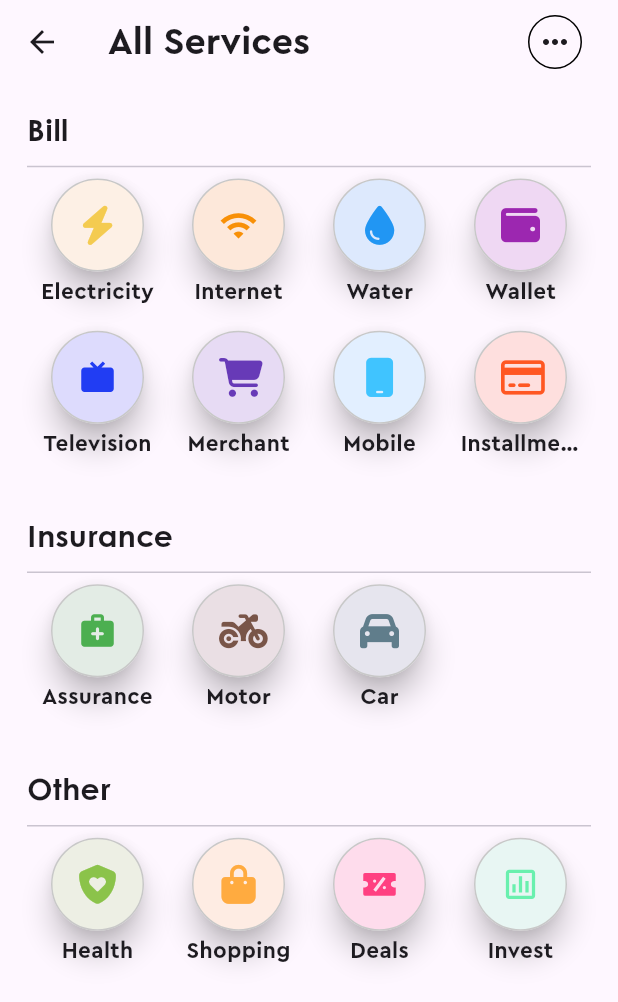
After one commit to Yash-Nautiyal/FinFlow, a Flutter app: the Payment screen opened directly, after a tap on "See all", on a phone screen of 412 x 824 dp. The commit adds this screen. Shown: the top 1002 px of the screen. Run offline on Flutter 3.47's test engine with Material 3 defaults, Android fonts, the phone set to English and light mode, and no system bars; our stand-ins replace flutter_boxicons, flutter_staggered_animations, flutter_svg, font_awesome_flutter, line_awesome_flutter, palette_generator.

Commit message:
seeall screen added

```diff
--- a/finflow/lib/payment.dart
+++ b/finflow/lib/payment.dart
@@ -1,6 +1,7 @@
 import 'dart:math';
 
 import 'package:finflow/color.dart';
+import 'package:finflow/seeall.dart';
 import 'package:flutter/material.dart';
 import 'package:flutter_boxicons/flutter_boxicons.dart';
 import 'package:flutter_staggered_animations/flutter_staggered_animations.dart';
@@ -28,10 +29,12 @@ class _PaymentState extends State<Payment> {
     Icons.medical_services_rounded: {'Assurance': Colors.green},
     FontAwesomeIcons.bagShopping: {'Shopping': Colors.orangeAccent},
     Boxicons.bxs_discount: {'Deals': Colors.pinkAccent},
+    FontAwesomeIcons.cartShopping: {'Merchant': Colors.deepPurple},
     FontAwesomeIcons.shieldHeart: {'Health': Colors.lightGreen},
     FontAwesomeIcons.mobile: {'Moblie': Colors.lightBlueAccent},
     FontAwesomeIcons.motorcycle: {'Motor': Colors.brown},
     FontAwesomeIcons.car: {'Car': Colors.blueGrey},
+    Boxicons.bxs_tv: {'Television': const Color.fromARGB(255, 33, 61, 243)},
   };
   bool seeall = false;
   Color? iconcolor;
@@ -90,18 +93,22 @@ class _PaymentState extends State<Payment> {
                                 child: Column(
                                   crossAxisAlignment: CrossAxisAlignment.start,
                                   children: [
-                                    Text('Good Morning',
+                                    Text(
+                                      'Good Morning',
                                       style: TextStyle(
                                           fontFamily: 'Century',
                                           fontSize: 13,
-                                            fontWeight: FontWeight.w600)),
-                                    Text('Andrew Anuewwww',
+                                          fontWeight: FontWeight.w600),
+                                    ),
+                                    Text(
+                                      'Andrew Anuewwww',
                                       overflow: TextOverflow.ellipsis,
                                       maxLines: 1,
                                       style: TextStyle(
                                           fontFamily: 'Century',
                                           fontSize: 22,
-                                            fontWeight: FontWeight.w800)),
+                                          fontWeight: FontWeight.w800),
+                                    ),
                                   ],
                                 ),
                               ),
@@ -383,13 +390,22 @@ class _PaymentState extends State<Payment> {
                                       fontWeight: FontWeight.w700),
                                 ),
                                 const Spacer(),
-                                Text(
+                                GestureDetector(
+                                  onTap: () {
+                                    Navigator.push(
+                                        context,
+                                        MaterialPageRoute(
+                                          builder: (context) => const SeeAll(),
+                                        ));
+                                  },
+                                  child: Text(
                                     'See all',
                                     style: TextStyle(
                                         fontFamily: 'Century',
                                         fontSize: 14,
                                         fontWeight: FontWeight.w700,
                                         color: lightblue),
+                                  ),
                                 ),
                               ],
                             ),
--- /dev/null
+++ b/finflow/lib/seeall.dart
@@ -0,0 +1,215 @@
+import 'package:finflow/color.dart';
+import 'package:flutter/material.dart';
+import 'package:flutter_boxicons/flutter_boxicons.dart';
+import 'package:flutter_staggered_animations/flutter_staggered_animations.dart';
+import 'package:font_awesome_flutter/font_awesome_flutter.dart';
+
+class SeeAll extends StatefulWidget {
+  const SeeAll({super.key});
+
+  @override
+  State<SeeAll> createState() => _SeeAllState();
+}
+
+class _SeeAllState extends State<SeeAll> {
+  final Map<String, List<IconData>> categoryIcons = {
+    'Bill': [
+      FontAwesomeIcons.bolt,
+      Icons.wifi,
+      FontAwesomeIcons.droplet,
+      FontAwesomeIcons.wallet,
+      Boxicons.bxs_tv,
+      FontAwesomeIcons.cartShopping,
+      FontAwesomeIcons.mobile,
+      FontAwesomeIcons.creditCard,
+    ],
+    'Insurance': [
+      Icons.medical_services_rounded,
+      FontAwesomeIcons.motorcycle,
+      FontAwesomeIcons.car
+    ],
+    'Other': [
+      FontAwesomeIcons.shieldHeart,
+      FontAwesomeIcons.bagShopping,
+      Boxicons.bxs_discount,
+      Boxicons.bx_bar_chart_square
+    ],
+  };
+
+  @override
+  Widget build(BuildContext context) {
+    double screenWidth = MediaQuery.of(context).size.width;
+    double screenHeight = MediaQuery.of(context).size.height;
+
+    return SafeArea(
+      child: Scaffold(
+        appBar: AppBar(
+          centerTitle: true,
+          automaticallyImplyLeading: true,
+          title: Row(
+            children: [
+              const Text(
+                'All Services',
+                style: TextStyle(
+                    fontFamily: 'CEra Pro',
+                    fontSize: 25,
+                    fontWeight: FontWeight.bold),
+              ),
+              const Spacer(),
+              IconButton(
+                onPressed: () {},
+                icon: Container(
+                  padding: const EdgeInsets.all(5),
+                  decoration: BoxDecoration(
+                    border: Border.all(color: black),
+                    borderRadius: BorderRadius.circular(50),
+                  ),
+                  child: const Icon(Boxicons.bx_dots_horizontal_rounded),
+                ),
+              )
+            ],
+          ),
+        ),
+        body: SizedBox(
+          width: screenWidth,
+          height: screenHeight,
+          child: SingleChildScrollView(
+            child: Padding(
+              padding: const EdgeInsets.all(18.0),
+              child: Column(
+                crossAxisAlignment: CrossAxisAlignment.start,
+                children: categoryIcons.keys.toList().map((categoryName) {
+                  return Column(
+                    crossAxisAlignment: CrossAxisAlignment.start,
+                    children: [
+                      // Text with divider for each category
+                      Text(
+                        categoryName,
+                        style: const TextStyle(
+                          fontFamily: 'Century',
+                          fontSize: 20,
+                          fontWeight: FontWeight.w700,
+                        ),
+                      ),
+                      const Divider(),
+
+                      // Grid view for each category's icons using GridView.builder
+                      AnimationLimiter(
+                        child: GridView.builder(
+                          shrinkWrap: true,
+                          physics: const NeverScrollableScrollPhysics(),
+                          itemCount: categoryIcons[categoryName]!.length,
+                          gridDelegate:
+                              const SliverGridDelegateWithFixedCrossAxisCount(
+                            mainAxisSpacing: 1.5,
+                            mainAxisExtent: 100,
+                            crossAxisCount: 4,
+                          ),
+                          itemBuilder: (context, index) {
+                            final iconData =
+                                categoryIcons[categoryName]![index];
+                            return AnimationConfiguration.staggeredList(
+                              position: index,
+                              duration: const Duration(milliseconds: 500),
+                              child: ScaleAnimation(
+                                curve: Easing.standardDecelerate,
+                                child: Column(
+                                  children: [
+                                    Material(
+                                      elevation: 8,
+                                      borderRadius: const BorderRadius.all(
+                                        Radius.circular(50),
+                                      ),
+                                      child: Container(
+                                        padding: const EdgeInsets.all(17),
+                                        decoration: BoxDecoration(
+                                          border:
+                                              Border.all(color: borderColor),
+                                          borderRadius: const BorderRadius.all(
+                                            Radius.circular(50),
+                                          ),
+                                          color: getColorForIcon(iconData)
+                                              .keys
+                                              .first
+                                              .withOpacity(.15),
+                                        ),
+                                        child: Icon(
+                                          iconData,
+                                          color: getColorForIcon(iconData)
+                                              .keys
+                                              .first,
+                                          size: 26,
+                                        ),
+                                      ),
+                                    ),
+                                    Container(
+                                      alignment: Alignment.center,
+                                      width: 80,
+                                      child: Text(
+                                        getColorForIcon(iconData).values.first,
+                                        overflow: TextOverflow.ellipsis,
+                                        style: const TextStyle(
+                                            fontSize: 15,
+                                            fontFamily: 'Cera Pro',
+                                            fontWeight: FontWeight.bold,
+                                            height: 1.8),
+                                      ),
+                                    ),
+                                  ],
+                                ),
+                              ),
+                            );
+                          },
+                        ),
+                      ),
+                      const SizedBox(height: 24),
+                    ],
+                  );
+                }).toList(),
+              ),
+            ),
+          ),
+        ),
+      ),
+    );
+  }
+
+  Map<Color, String> getColorForIcon(IconData iconData) {
+    // Logic to define color based on icon (modify or remove if colors are already defined)
+    switch (iconData) {
+      case FontAwesomeIcons.droplet:
+        return {Colors.blue: 'Water'};
+      case FontAwesomeIcons.wallet:
+        return {Colors.purple: 'Wallet'};
+      case Boxicons.bxs_tv:
+        return {const Color.fromARGB(255, 33, 61, 243): 'Television'};
+      case FontAwesomeIcons.cartShopping:
+        return {Colors.deepPurple: 'Merchant'};
+      case FontAwesomeIcons.creditCard:
+        return {Colors.deepOrange: 'Installments'};
+      case FontAwesomeIcons.bolt:
+        return {const Color.fromARGB(255, 244, 203, 80): 'Electricity'};
+      case Icons.wifi:
+        return {const Color.fromARGB(255, 248, 144, 7): 'Internet'};
+      case Icons.medical_services_rounded:
+        return {Colors.green: 'Assurance'};
+      case FontAwesomeIcons.shieldHeart:
+        return {Colors.lightGreen: 'Health'};
+      case FontAwesomeIcons.bagShopping:
+        return {Colors.orangeAccent: 'Shopping'};
+      case Boxicons.bxs_discount:
+        return {Colors.pinkAccent: 'Deals'};
+      case FontAwesomeIcons.mobile:
+        return {Colors.lightBlueAccent: 'Mobile'};
+      case FontAwesomeIcons.motorcycle:
+        return {Colors.brown: 'Motor'};
+      case FontAwesomeIcons.car:
+        return {Colors.blueGrey: 'Car'};
+      case Boxicons.bx_bar_chart_square:
+        return {Colors.greenAccent: 'Invest'};
+      default:
+        return {Colors.grey: ''};
+      // Default color for unknown icons
+    }
+  }
+}
```
Lines whose indentation alone changed are shown as unchanged.
